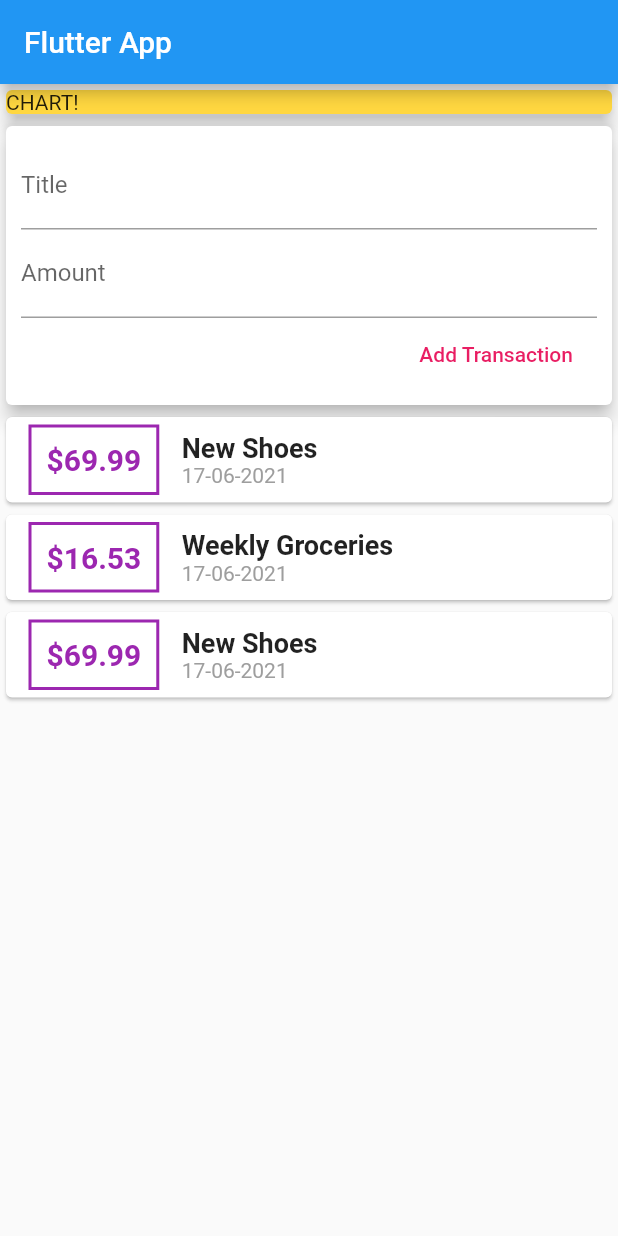
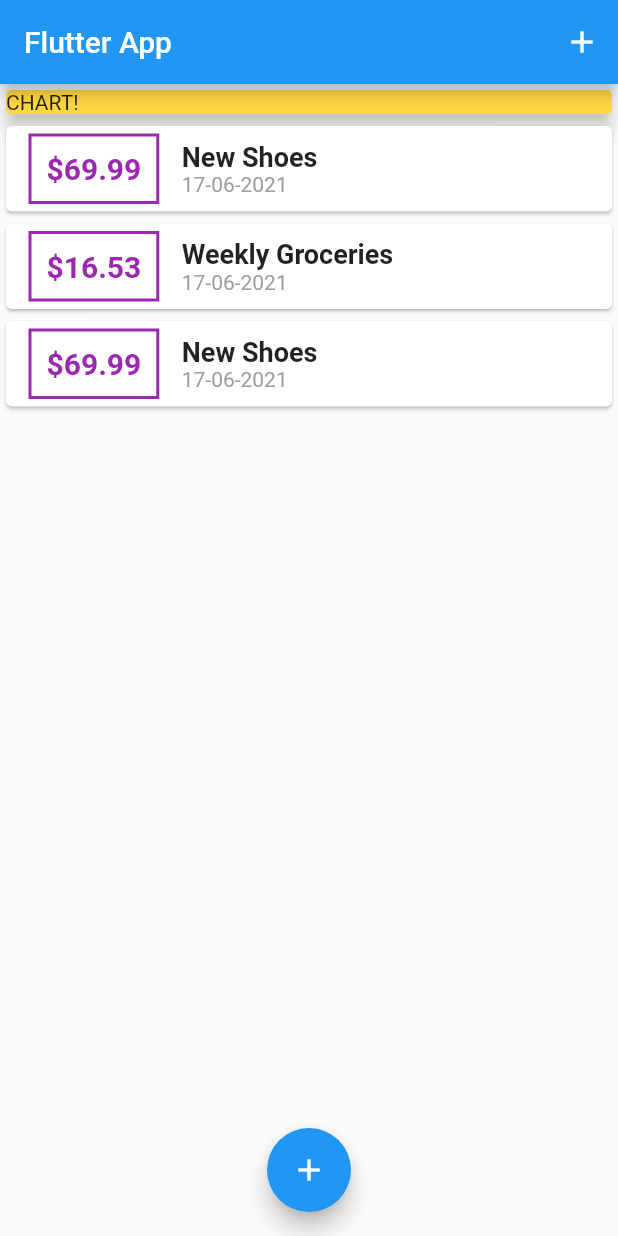
Before and after one commit to ozyildirim/flutter-expense-app, a Flutter app: the screen it shows after launch, on a phone screen of 412 x 824 dp. Run offline on Flutter 3.47's test engine with Material 2 defaults, Android fonts, the phone set to English and light mode, and no system bars.

```diff
--- a/lib/main.dart
+++ b/lib/main.dart
@@ -1,3 +1,4 @@
+import 'package:expense_app/models/transaction.dart';
 import 'package:expense_app/widgets/new_transaction.dart';
 import 'package:expense_app/widgets/transaction_list.dart';
 import 'package:expense_app/widgets/user_transactions.dart';
@@ -15,17 +16,66 @@ class MyApp extends StatelessWidget {
   }
 }
 
-class MyHomePage extends StatelessWidget {
+class MyHomePage extends StatefulWidget {
+  @override
+  _MyHomePageState createState() => _MyHomePageState();
+}
+
+class _MyHomePageState extends State<MyHomePage> {
   final titleController = TextEditingController();
+
   final amountController = TextEditingController();
+
+  final List<Transaction> _userTransactions = [
+    Transaction(
+        id: 't1', title: 'New Shoes', amount: 69.99, date: DateTime.now()),
+    Transaction(
+        id: 't2',
+        title: 'Weekly Groceries',
+        amount: 16.53,
+        date: DateTime.now()),
+    Transaction(
+        id: 't3', title: 'New Shoes', amount: 69.99, date: DateTime.now()),
+  ];
+
+  void _addNewTransaction(String title, double amount) {
+    final newTransaction = Transaction(
+        id: DateTime.now().toString(),
+        title: title,
+        date: DateTime.now(),
+        amount: amount);
+
+    setState(() {
+      _userTransactions.add(newTransaction);
+    });
+  }
+
+  void startAddNewTransaction(BuildContext ctx) {
+    showModalBottomSheet(
+        context: ctx,
+        builder: (_) {
+          return GestureDetector(
+            onTap: () {},
+            child: NewTransaction(_addNewTransaction),
+            behavior: HitTestBehavior.opaque,
+          );
+        });
+  }
 
   @override
   Widget build(BuildContext context) {
     return Scaffold(
       appBar: AppBar(
         title: Text('Flutter App'),
+        actions: [
+          IconButton(
+            icon: Icon(Icons.add),
+            onPressed: () => startAddNewTransaction(context),
+          )
+        ],
       ),
-      body: Column(
+      body: SingleChildScrollView(
+        child: Column(
           crossAxisAlignment: CrossAxisAlignment.stretch,
           children: [
             Container(
@@ -36,8 +86,14 @@ class MyHomePage extends StatelessWidget {
                 elevation: 5,
               ),
             ),
-          UserTransaction()
+            TransactionList(_userTransactions)
           ],
+        ),
+      ),
+      floatingActionButtonLocation: FloatingActionButtonLocation.centerFloat,
+      floatingActionButton: FloatingActionButton(
+        onPressed: () => startAddNewTransaction(context),
+        child: Icon(Icons.add),
       ),
     );
   }
--- a/lib/widgets/transaction_list.dart
+++ b/lib/widgets/transaction_list.dart
@@ -9,8 +9,11 @@ class TransactionList extends StatelessWidget {
 
   @override
   Widget build(BuildContext context) {
-    return Column(
-      children: transactions.map((e) {
+    return Container(
+      height: 300,
+      child: ListView.builder(
+        itemCount: transactions.length,
+        itemBuilder: (context, index) {
           return Card(
             child: Row(
               children: [
@@ -20,7 +23,7 @@ class TransactionList extends StatelessWidget {
                       border: Border.all(color: Colors.purple, width: 2)),
                   padding: EdgeInsets.all(10),
                   child: Text(
-                  '\$${e.amount}',
+                    '\$${transactions[index].amount}',
                     style: TextStyle(
                         fontWeight: FontWeight.bold,
                         fontSize: 20,
@@ -31,17 +34,21 @@ class TransactionList extends StatelessWidget {
                   crossAxisAlignment: CrossAxisAlignment.start,
                   children: [
                     Text(
-                    e.title,
-                    style: TextStyle(fontSize: 18, fontWeight: FontWeight.bold),
+                      transactions[index].title,
+                      style:
+                          TextStyle(fontSize: 18, fontWeight: FontWeight.bold),
                     ),
-                  Text(DateFormat('dd-MM-yyyy').format(e.date),
+                    Text(
+                        DateFormat('dd-MM-yyyy')
+                            .format(transactions[index].date),
                         style: TextStyle(color: Colors.grey))
                   ],
                 )
               ],
             ),
           );
-      }).toList(),
+        },
+      ),
     );
   }
 }
```
Also changed, not shown: lib/widgets/new_transaction.dart (+18 -10 lines). Lines whose indentation alone changed are shown as unchanged.
